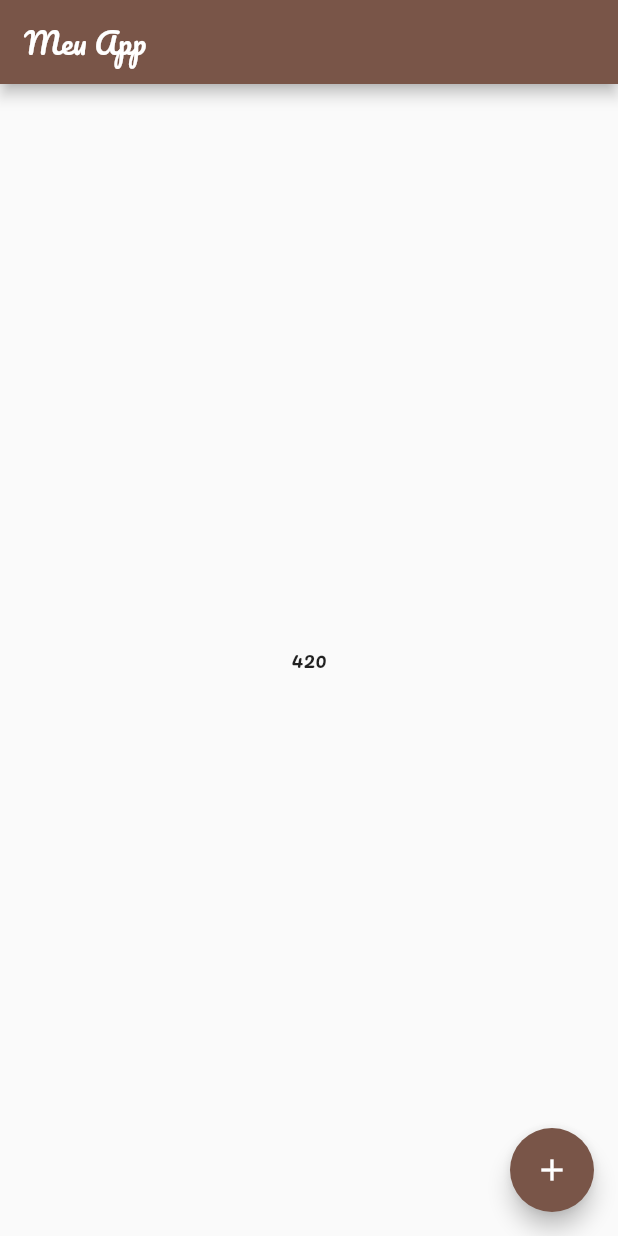
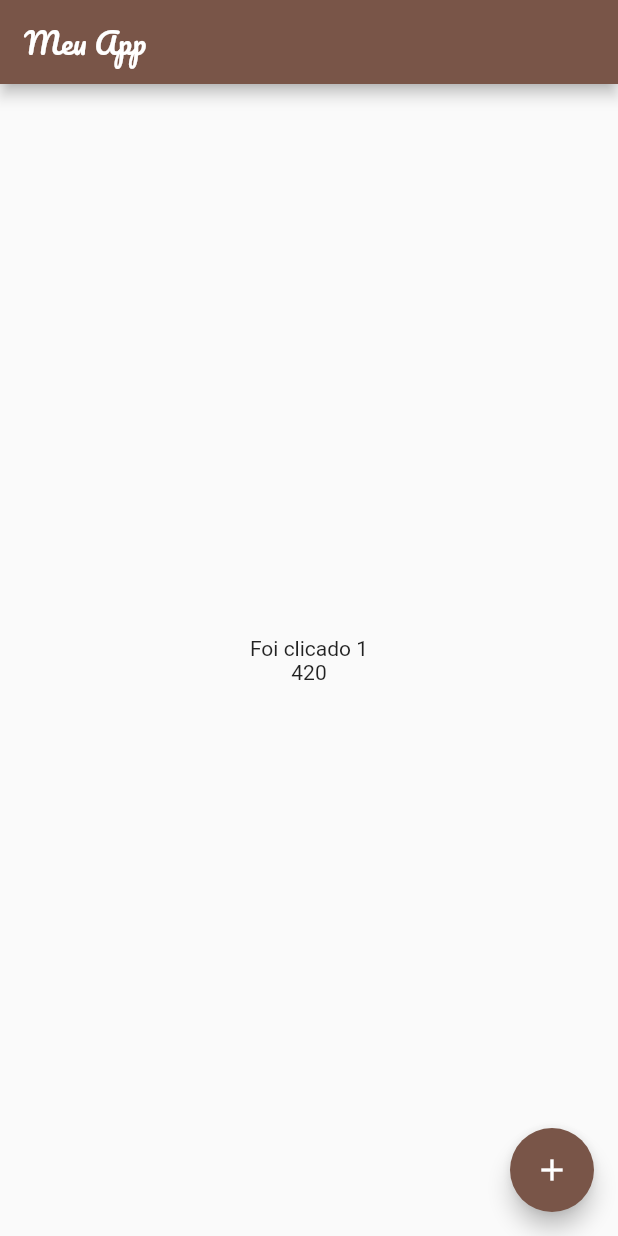
Before and after one commit to francovinicius/primeirosPassos, a Flutter app: the screen it shows after launch, after a tap on the "add" icon, on a phone screen of 412 x 824 dp. Run offline on Flutter 3.47's test engine with Material 2 defaults, Android fonts, the light colour scheme and no system bars; our stand-ins replace google_fonts.

Commit message:
add nova funcionalidade

```diff
--- a/lib/my_app.dart
+++ b/lib/my_app.dart
@@ -12,7 +12,7 @@ class MyApp extends StatelessWidget {
       debugShowCheckedModeBanner: false,
       theme: ThemeData(
         primarySwatch: Colors.brown,
-        textTheme: GoogleFonts.pacificoTextTheme(),
+        textTheme: GoogleFonts.aBeeZeeTextTheme(),
       ),
       home: const HomePage(),
     );
--- a/lib/pages/home_page.dart
+++ b/lib/pages/home_page.dart
@@ -12,6 +12,7 @@ class HomePage extends StatefulWidget {
 class _HomePageState extends State<HomePage> {
 
   var number = 0;
+  var quantCliques = 0;
 
   @override
   Widget build(BuildContext context) {
@@ -22,11 +23,26 @@ class _HomePageState extends State<HomePage> {
           style: GoogleFonts.pacifico(),
       ),
       ),
-      body: Center(child: Text (number.toString())),
+      body: Column(
+        mainAxisAlignment: MainAxisAlignment.center,
+        children: [
+
+          Center(
+              child: Text (
+                  "Foi clicado $quantCliques"
+              )),
+
+          Center(
+              child: Text (
+                  number.toString()
+              )),
+        ],
+      ),
       floatingActionButton: FloatingActionButton(
         child: const Icon(Icons.add),
         onPressed: () {
           setState(() {
+            quantCliques = quantCliques + 1;
             number = GeradorNumeroAleatorioService.gerarNumeroAleatorio();
           });
         },
```
